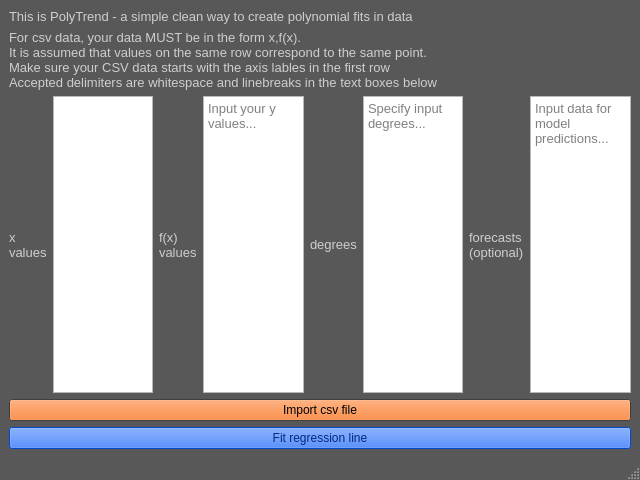
Above: src/view/gui.ui from asiimwemmanuel/polytrend before the change. Below: the same form after it.
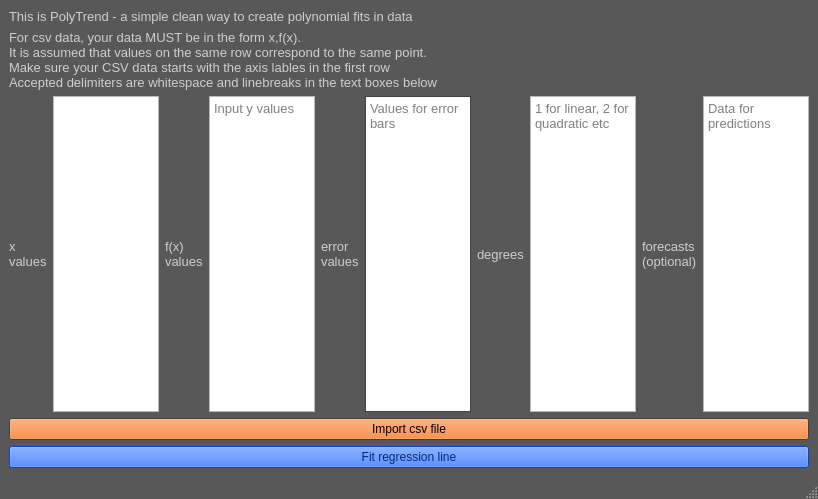
That is the form after the change.

Commit message: added error bars and fixed the expression output

What changed in the file:
```diff
--- a/src/view/gui.ui
+++ b/src/view/gui.ui
@@ -6,8 +6,8 @@
    <rect>
     <x>0</x>
     <y>0</y>
-    <width>640</width>
-    <height>480</height>
+    <width>818</width>
+    <height>499</height>
    </rect>
   </property>
   <property name="palette">
@@ -233,64 +233,19 @@
          <string notr="true">color: black;</string>
         </property>
         <property name="placeholderText">
-         <string>Input your y values...</string>
+         <string>Input y values</string>
         </property>
        </widget>
       </item>
-      <item row="0" column="5">
-       <widget class="QTextEdit" name="degree_box">
-        <property name="minimumSize">
-         <size>
-          <width>41</width>
-          <height>121</height>
-         </size>
-        </property>
-        <property name="font">
-         <font>
-          <pointsize>10</pointsize>
-         </font>
-        </property>
-        <property name="styleSheet">
-         <string notr="true">color: black;</string>
-        </property>
-        <property name="placeholderText">
-         <string>Specify input degrees...</string>
-        </property>
-       </widget>
-      </item>
-      <item row="0" column="1">
-       <widget class="QPlainTextEdit" name="x_box">
-        <property name="minimumSize">
-         <size>
-          <width>61</width>
-          <height>121</height>
-         </size>
-        </property>
-        <property name="font">
-         <font>
-          <pointsize>10</pointsize>
-         </font>
-        </property>
-        <property name="styleSheet">
-         <string notr="true">color: black;</string>
-        </property>
-        <property name="plainText">
-         <string/>
-        </property>
-        <property name="placeholderText">
-         <string>Input your x values...</string>
-        </property>
-       </widget>
-      </item>
-      <item row="0" column="0">
-       <widget class="QLabel" name="label_3">
+      <item row="0" column="4">
+       <widget class="QLabel" name="label">
         <property name="font">
          <font>
           <pointsize>10</pointsize>
          </font>
         </property>
         <property name="text">
-         <string>x
+         <string>error
 values</string>
         </property>
        </widget>
@@ -308,7 +263,7 @@
         </property>
        </widget>
       </item>
-      <item row="0" column="6">
+      <item row="0" column="8">
        <widget class="QLabel" name="label_6">
         <property name="font">
          <font>
@@ -321,7 +276,20 @@
         </property>
        </widget>
       </item>
-      <item row="0" column="7">
+      <item row="0" column="0">
+       <widget class="QLabel" name="label_3">
+        <property name="font">
+         <font>
+          <pointsize>10</pointsize>
+         </font>
+        </property>
+        <property name="text">
+         <string>x
+values</string>
+        </property>
+       </widget>
+      </item>
+      <item row="0" column="9">
        <widget class="QTextEdit" name="extrap_box">
         <property name="font">
          <font>
@@ -332,11 +300,11 @@
          <string notr="true">color: black;</string>
         </property>
         <property name="placeholderText">
-         <string>Input data for model predictions...</string>
+         <string>Data for predictions</string>
         </property>
        </widget>
       </item>
-      <item row="0" column="4">
+      <item row="0" column="6">
        <widget class="QLabel" name="label_5">
         <property name="font">
          <font>
@@ -348,6 +316,127 @@
         </property>
        </widget>
       </item>
+      <item row="0" column="1">
+       <widget class="QPlainTextEdit" name="x_box">
+        <property name="minimumSize">
+         <size>
+          <width>61</width>
+          <height>121</height>
+         </size>
+        </property>
+        <property name="font">
+         <font>
+          <pointsize>10</pointsize>
+         </font>
+        </property>
+        <property name="styleSheet">
+         <string notr="true">color: black;</string>
+        </property>
+        <property name="plainText">
+         <string/>
+        </property>
+        <property name="placeholderText">
+         <string>Input x values</string>
+        </property>
+       </widget>
+      </item>
+      <item row="0" column="7">
+       <widget class="QTextEdit" name="degree_box">
+        <property name="minimumSize">
+         <size>
+          <width>41</width>
+          <height>121</height>
+         </size>
+        </property>
+        <property name="font">
+         <font>
+          <pointsize>10</pointsize>
+         </font>
+        </property>
+        <property name="styleSheet">
+         <string notr="true">color: black;</string>
+        </property>
+        <property name="placeholderText">
+         <string>1 for linear, 2 for quadratic etc</string>
+        </property>
+       </widget>
+      </item>
+      <item row="0" column="5">
+       <widget class="QPlainTextEdit" name="error_box">
+        <property name="palette">
+         <palette>
+          <active>
+           <colorrole role="WindowText">
+            <brush brushstyle="SolidPattern">
+             <color alpha="255">
+              <red>0</red>
+              <green>0</green>
+              <blue>0</blue>
+             </color>
+            </brush>
+           </colorrole>
+           <colorrole role="Text">
+            <brush brushstyle="SolidPattern">
+             <color alpha="255">
+              <red>0</red>
+              <green>0</green>
+              <blue>0</blue>
+             </color>
+            </brush>
+           </colorrole>
+          </active>
+          <inactive>
+           <colorrole role="WindowText">
+            <brush brushstyle="SolidPattern">
+             <color alpha="255">
+              <red>0</red>
+              <green>0</green>
+              <blue>0</blue>
+             </color>
+            </brush>
+           </colorrole>
+           <colorrole role="Text">
+            <brush brushstyle="SolidPattern">
+             <color alpha="255">
+              <red>0</red>
+              <green>0</green>
+              <blue>0</blue>
+             </color>
+            </brush>
+           </colorrole>
+          </inactive>
+          <disabled>
+           <colorrole role="WindowText">
+            <brush brushstyle="SolidPattern">
+             <color alpha="255">
+              <red>53</red>
+              <green>53</green>
+              <blue>53</blue>
+             </color>
+            </brush>
+           </colorrole>
+           <colorrole role="Text">
+            <brush brushstyle="SolidPattern">
+             <color alpha="255">
+              <red>53</red>
+              <green>53</green>
+              <blue>53</blue>
+             </color>
+            </brush>
+           </colorrole>
+          </disabled>
+         </palette>
+        </property>
+        <property name="font">
+         <font>
+          <pointsize>10</pointsize>
+         </font>
+        </property>
+        <property name="placeholderText">
+         <string>Values for error bars</string>
+        </property>
+       </widget>
+      </item>
      </layout>
     </item>
     <item>
```
The commit also changes 8 other files.
